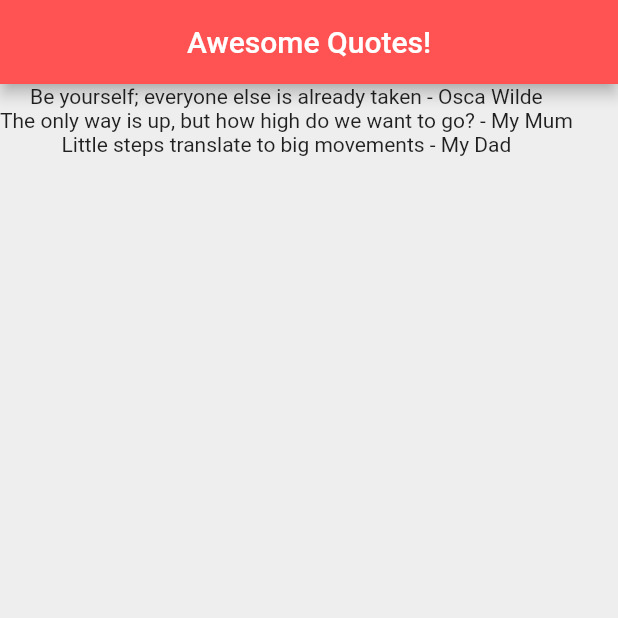
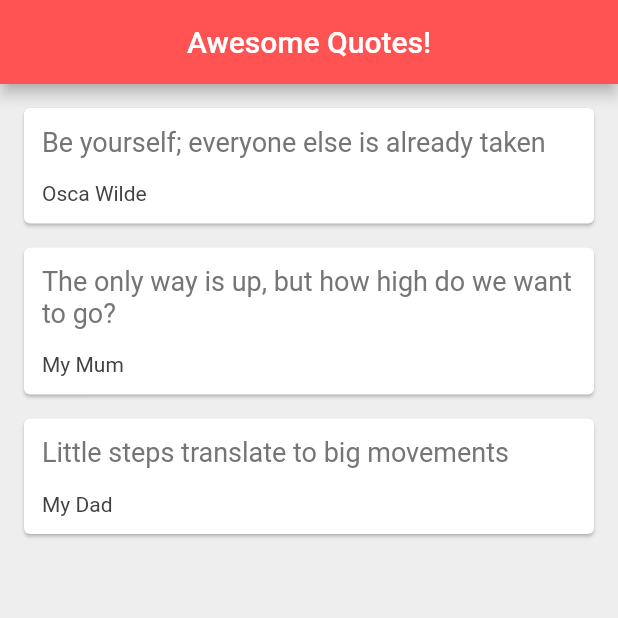
Before and after one commit to TheElectricBlender/hello_flutter, a Flutter app: the screen it shows after launch, on a phone screen of 412 x 824 dp, the top half of it. Run offline on Flutter 3.47's test engine with Material 2 defaults, Android fonts, the phone set to English and light mode, and no system bars.

Commit message:
Played around with cards widget.

```diff
--- a/lib/main.dart
+++ b/lib/main.dart
@@ -16,6 +16,35 @@ class _QuoteListState extends State<QuoteList> {
     Quote(author: 'My Dad', text: 'Little steps translate to big movements')
   ];
 
+  Widget quoteTemplate(quote) {
+    return Card(
+      margin: EdgeInsets.fromLTRB(16.0, 16.0, 16.0, 0),
+      child: Padding(
+        padding: const EdgeInsets.all(12.0),
+        child: Column(
+          crossAxisAlignment: CrossAxisAlignment.stretch,
+          children: <Widget>[
+            Text(
+              quote.text,
+              style: TextStyle(
+                fontSize: 18.0,
+                color: Colors.grey[600],
+              ),
+            ),
+            SizedBox(height: 16.0),
+            Text(
+              quote.author,
+              style: TextStyle(
+                fontSize: 14.0,
+                color: Colors.grey[800]
+              ),
+            )
+          ],
+        ),
+      )
+    );
+  }
+
   @override
   Widget build(BuildContext context) {
     return Scaffold(
@@ -27,7 +56,7 @@ class _QuoteListState extends State<QuoteList> {
         ),
         body: Column(
           // curly braces to allow accessing of properties
-          children: quotes.map((quote) => Text('${quote.text} - ${quote.author}')).toList(),
+          children: quotes.map((quote) => quoteTemplate(quote)).toList(),
         ));
   }
 }
```
